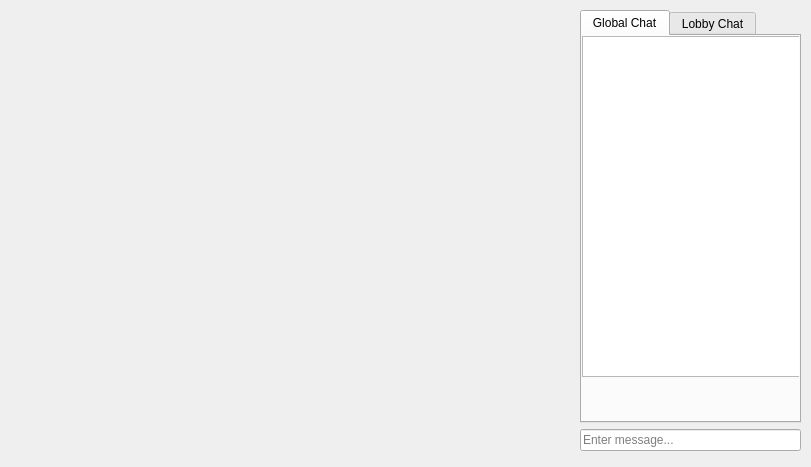
Before: the Qt Designer form PyQtDesigner_Menu.ui in Bodzioo44/GameHub, drawn with Qt 5.
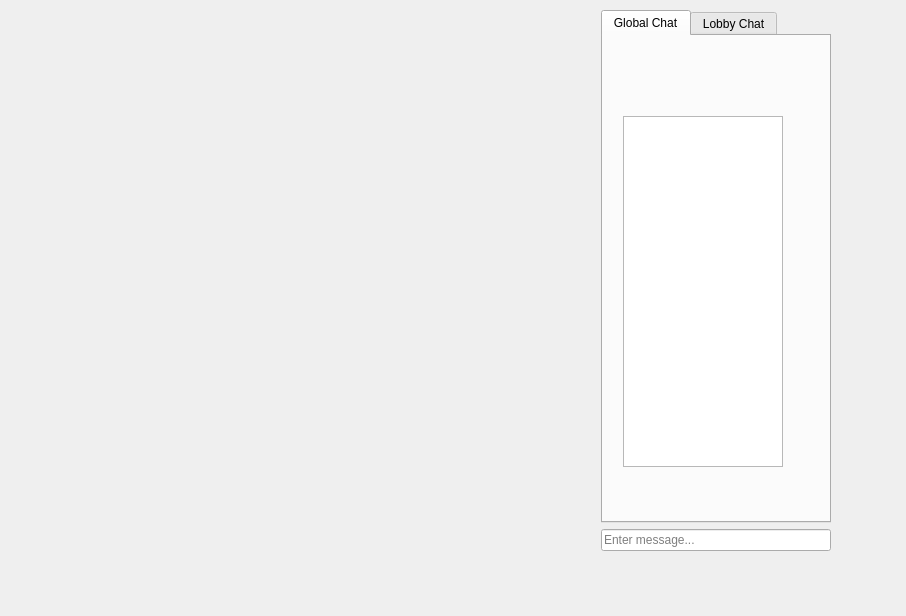
After: the same form once the commit is applied.

```diff
--- a/PyQtDesigner_Menu.ui
+++ b/PyQtDesigner_Menu.ui
@@ -6,8 +6,8 @@
    <rect>
     <x>0</x>
     <y>0</y>
-    <width>811</width>
-    <height>467</height>
+    <width>906</width>
+    <height>616</height>
    </rect>
   </property>
   <property name="windowTitle">
@@ -18,11 +18,11 @@
     <rect>
      <x>20</x>
      <y>10</y>
-     <width>781</width>
-     <height>441</height>
+     <width>811</width>
+     <height>541</height>
     </rect>
    </property>
-   <layout class="QGridLayout" name="gridLayout" rowstretch="0,0" columnstretch="5,2,0">
+   <layout class="QGridLayout" name="gridLayout" rowstretch="0,0" columnstretch="5,2">
     <item row="1" column="1">
      <widget class="QLineEdit" name="Message_Input">
       <property name="text">
@@ -310,15 +310,18 @@
        <attribute name="title">
         <string>Global Chat</string>
        </attribute>
+       <widget class="QWidget" name="verticalLayoutWidget">
+        <property name="geometry">
+         <rect>
+          <x>20</x>
+          <y>80</y>
+          <width>160</width>
+          <height>351</height>
+         </rect>
+        </property>
+        <layout class="QVBoxLayout" name="verticalLayout">
+         <item>
        <widget class="QTextEdit" name="Global_Chat_Box">
-        <property name="geometry">
-         <rect>
-          <x>0</x>
-          <y>0</y>
-          <width>251</width>
-          <height>341</height>
-         </rect>
-        </property>
         <property name="maximumSize">
          <size>
           <width>16777215</width>
@@ -331,6 +334,9 @@
         <property name="readOnly">
          <bool>true</bool>
         </property>
+          </widget>
+         </item>
+        </layout>
        </widget>
       </widget>
       <widget class="QWidget" name="Lobby_Chat">
```
Lines whose indentation alone changed are shown as unchanged.
